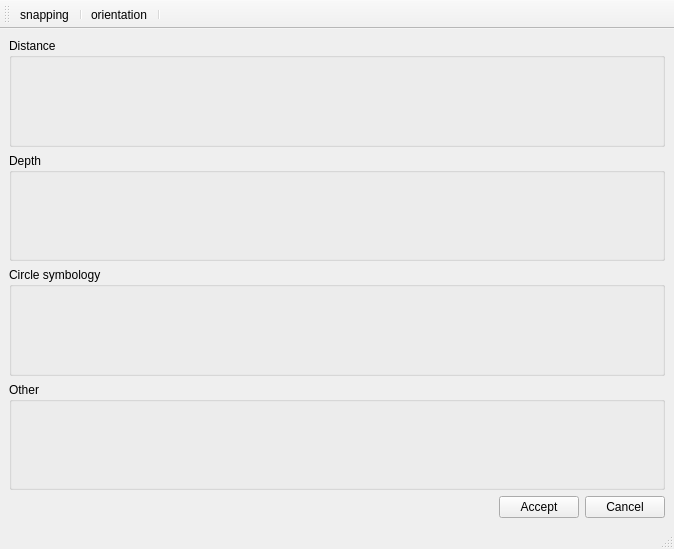
Qt form ui/api_dimensioning.ui (Giswater/giswater_qgis_plugin) before a commit.
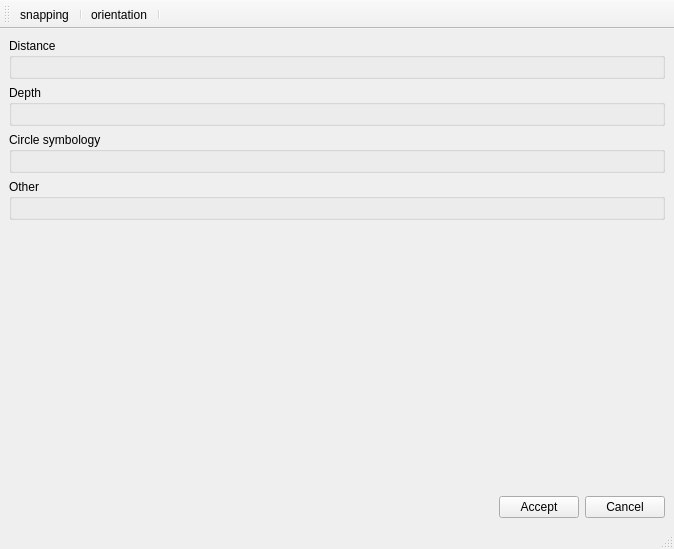
The same form after that commit. Icons and pictures are not drawn.

What changed in the file:
```diff
--- a/ui/api_dimensioning.ui
+++ b/ui/api_dimensioning.ui
@@ -70,6 +70,19 @@
       </item>
      </layout>
     </item>
+    <item>
+     <spacer name="verticalSpacer">
+      <property name="orientation">
+       <enum>Qt::Vertical</enum>
+      </property>
+      <property name="sizeHint" stdset="0">
+       <size>
+        <width>20</width>
+        <height>40</height>
+       </size>
+      </property>
+     </spacer>
+    </item>
     <item>
      <layout class="QHBoxLayout" name="horizontalLayout">
       <item>
```
